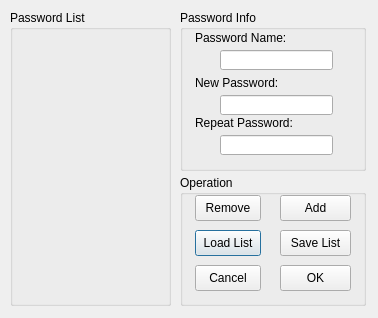
Old version of the form qpasswordmangerdialog.ui in the repository gaopindianzi/relay_control_terminal.
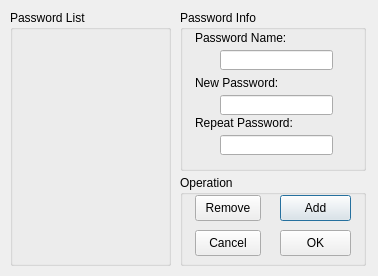
New version of the form.

```diff
--- a/qpasswordmangerdialog.ui
+++ b/qpasswordmangerdialog.ui
@@ -7,13 +7,13 @@
     <x>0</x>
     <y>0</y>
     <width>378</width>
-    <height>318</height>
+    <height>276</height>
    </rect>
   </property>
   <property name="minimumSize">
    <size>
     <width>378</width>
-    <height>318</height>
+    <height>276</height>
    </size>
   </property>
   <property name="maximumSize">
@@ -31,7 +31,7 @@
      <x>10</x>
      <y>10</y>
      <width>161</width>
-     <height>296</height>
+     <height>256</height>
     </rect>
    </property>
    <property name="title">
@@ -126,38 +126,12 @@
      <x>180</x>
      <y>175</y>
      <width>186</width>
-     <height>131</height>
+     <height>91</height>
     </rect>
    </property>
    <property name="title">
     <string>Operation</string>
    </property>
-   <widget class="QPushButton" name="pushButtonLoadPasswordList">
-    <property name="geometry">
-     <rect>
-      <x>15</x>
-      <y>55</y>
-      <width>66</width>
-      <height>26</height>
-     </rect>
-    </property>
-    <property name="text">
-     <string>Load List</string>
-    </property>
-   </widget>
-   <widget class="QPushButton" name="pushButtonSavePwdList">
-    <property name="geometry">
-     <rect>
-      <x>100</x>
-      <y>55</y>
-      <width>71</width>
-      <height>26</height>
-     </rect>
-    </property>
-    <property name="text">
-     <string>Save List</string>
-    </property>
-   </widget>
    <widget class="QPushButton" name="pushButtonAddOnePwdItem">
     <property name="geometry">
      <rect>
@@ -188,7 +162,7 @@
     <property name="geometry">
      <rect>
       <x>15</x>
-      <y>90</y>
+      <y>55</y>
       <width>66</width>
       <height>26</height>
      </rect>
@@ -201,7 +175,7 @@
     <property name="geometry">
      <rect>
       <x>100</x>
-      <y>90</y>
+      <y>55</y>
       <width>71</width>
       <height>26</height>
      </rect>
@@ -211,6 +185,32 @@
     </property>
    </widget>
   </widget>
+  <widget class="QPushButton" name="pushButtonLoadPasswordList">
+   <property name="geometry">
+    <rect>
+     <x>210</x>
+     <y>305</y>
+     <width>66</width>
+     <height>26</height>
+    </rect>
+   </property>
+   <property name="text">
+    <string>Load List</string>
+   </property>
+  </widget>
+  <widget class="QPushButton" name="pushButtonSavePwdList">
+   <property name="geometry">
+    <rect>
+     <x>285</x>
+     <y>305</y>
+     <width>71</width>
+     <height>26</height>
+    </rect>
+   </property>
+   <property name="text">
+    <string>Save List</string>
+   </property>
+  </widget>
  </widget>
  <tabstops>
   <tabstop>lineEditPwdAlias</tabstop>
```
